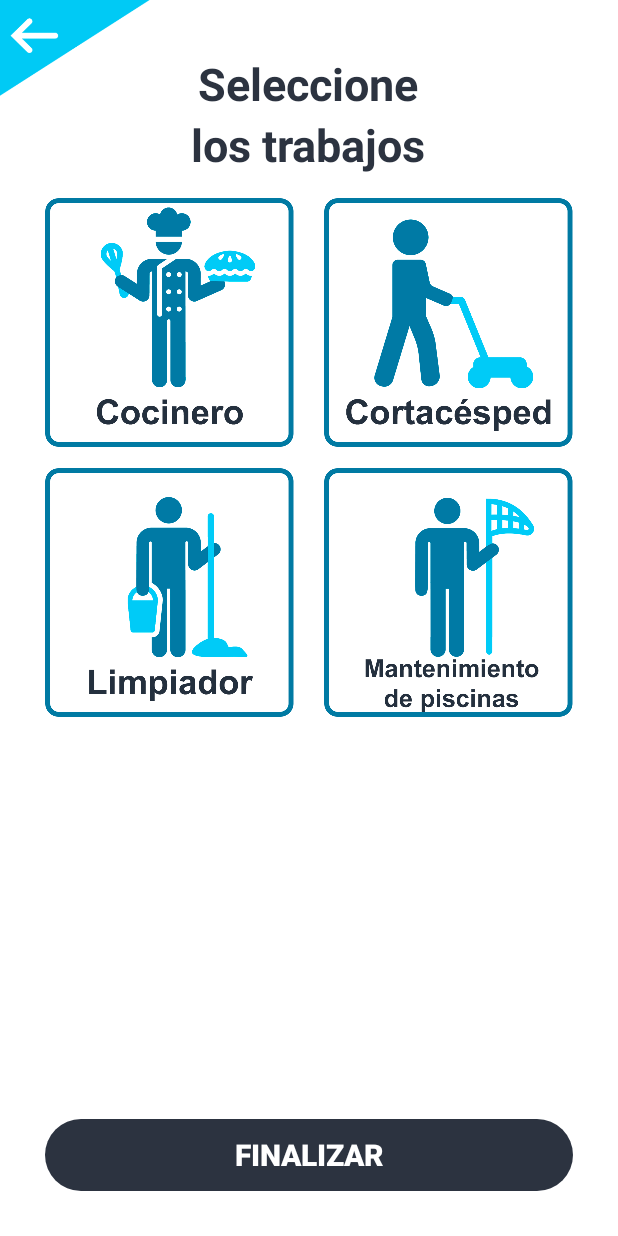
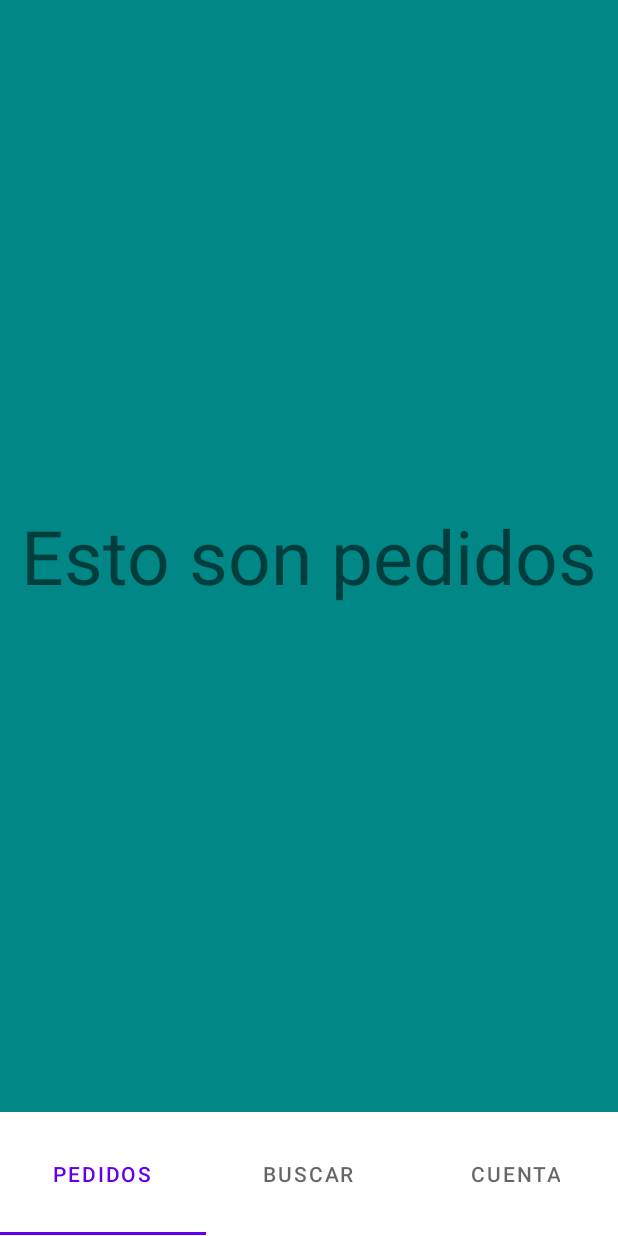
Before and after one commit to IgnacioLF/Wipehouse, an Android app: the screen it shows after launch (Trabajos before the commit, User_MainActivity after it), after a tap on "COMPRAR SERVICIO", on a phone screen of 412 x 824 dp. Run offline under Robolectric (Android 15) with nearby library versions, the phone set to English and light mode, and no system bars; our stand-ins replace Firebase (no records; nobody signed in at launch, a user with empty details on screens opened directly).

Commit message:
-added testpageview with ViewPager2

```diff
--- a/app/build.gradle
+++ b/app/build.gradle
@@ -40,6 +40,7 @@ dependencies {
     implementation 'androidx.constraintlayout:constraintlayout:2.1.3'
     implementation 'com.google.firebase:firebase-firestore-ktx:24.1.1'
     implementation 'com.google.firebase:firebase-storage-ktx:20.0.1'
+    implementation 'androidx.legacy:legacy-support-v4:1.0.0'
     testImplementation 'junit:junit:4.+'
     androidTestImplementation 'androidx.test.ext:junit:1.1.3'
     androidTestImplementation 'androidx.test.espresso:espresso-core:3.4.0'
@@ -58,4 +59,6 @@ dependencies {
     implementation 'com.google.firebase:firebase-storage'
     // FirebaseUI Storage only
     implementation 'com.firebaseui:firebase-ui-storage:7.2.0'
+    //viewpager2
+    implementation "androidx.viewpager2:viewpager2:1.0.0"
 }
--- a/app/src/main/java/com/example/wipehouse/MainActivity.kt
+++ b/app/src/main/java/com/example/wipehouse/MainActivity.kt
@@ -29,7 +29,7 @@ class MainActivity : AppCompatActivity() {
             textViewparte1.setVisibility(View.GONE)
             textViewparte2.setVisibility(View.VISIBLE)
             darkbluebackground.setVisibility(View.GONE)
-            startActivity(Intent(applicationContext,Trabajos::class.java))
+            startActivity(Intent(applicationContext,User_MainActivity::class.java))
         }
         buttonTrabajador.setOnClickListener {
             linearparte1.setVisibility(View.GONE)
--- a/app/src/main/java/com/example/wipehouse/User.kt
+++ /dev/null
@@ -1,4 +0,0 @@
-package com.example.wipehouse
-
-class User (var nombre: String, var apellidos : String,var DNI : String,var provincia : String, var ciudad : String,var direccion : String , var cp : Int , var email : String, var telefono : Int, var contraseña : String){
-}
--- /dev/null
+++ b/app/src/main/java/com/example/wipehouse/User_MainActivity.kt
@@ -0,0 +1,25 @@
+package com.example.wipehouse
+
+import androidx.appcompat.app.AppCompatActivity
+import android.os.Bundle
+import androidx.fragment.app.Fragment
+import androidx.viewpager2.widget.ViewPager2
+
+class User_MainActivity : AppCompatActivity() {
+    override fun onCreate(savedInstanceState: Bundle?) {
+        super.onCreate(savedInstanceState)
+        setContentView(R.layout.activity_user_main)
+        var ViewPager2 = findViewById<ViewPager2>(R.id.viewpager)
+
+
+
+        val fragments: ArrayList<Fragment> = arrayListOf(
+            User_pedidos(),
+            User_buscar(),
+            User_cuenta()
+        )
+        var ViewPagerAdapter = ViewPagerAdapter(fragments,this)
+        ViewPager2.setAdapter(ViewPagerAdapter)
+
+    }
+}
--- /dev/null
+++ b/app/src/main/java/com/example/wipehouse/User_buscar.kt
@@ -0,0 +1,59 @@
+package com.example.wipehouse
+
+import android.os.Bundle
+import androidx.fragment.app.Fragment
+import android.view.LayoutInflater
+import android.view.View
+import android.view.ViewGroup
+
+// TODO: Rename parameter arguments, choose names that match
+// the fragment initialization parameters, e.g. ARG_ITEM_NUMBER
+private const val ARG_PARAM1 = "param1"
+private const val ARG_PARAM2 = "param2"
+
+/**
+ * A simple [Fragment] subclass.
+ * Use the [User_buscar.newInstance] factory method to
+ * create an instance of this fragment.
+ */
+class User_buscar : Fragment() {
+    // TODO: Rename and change types of parameters
+    private var param1: String? = null
+    private var param2: String? = null
+
+    override fun onCreate(savedInstanceState: Bundle?) {
+        super.onCreate(savedInstanceState)
+        arguments?.let {
+            param1 = it.getString(ARG_PARAM1)
+            param2 = it.getString(ARG_PARAM2)
+        }
+    }
+
+    override fun onCreateView(
+        inflater: LayoutInflater, container: ViewGroup?,
+        savedInstanceState: Bundle?
+    ): View? {
+        // Inflate the layout for this fragment
+        return inflater.inflate(R.layout.fragment_user_buscar, container, false)
+    }
+
+    companion object {
+        /**
+         * Use this factory method to create a new instance of
+         * this fragment using the provided parameters.
+         *
+         * @param param1 Parameter 1.
+         * @param param2 Parameter 2.
+         * @return A new instance of fragment User_buscar.
+         */
+        // TODO: Rename and change types and number of parameters
+        @JvmStatic
+        fun newInstance(param1: String, param2: String) =
+            User_buscar().apply {
+                arguments = Bundle().apply {
+                    putString(ARG_PARAM1, param1)
+                    putString(ARG_PARAM2, param2)
+                }
+            }
+    }
+}
--- /dev/null
+++ b/app/src/main/java/com/example/wipehouse/User_cuenta.kt
@@ -0,0 +1,59 @@
+package com.example.wipehouse
+
+import android.os.Bundle
+import androidx.fragment.app.Fragment
+import android.view.LayoutInflater
+import android.view.View
+import android.view.ViewGroup
+
+// TODO: Rename parameter arguments, choose names that match
+// the fragment initialization parameters, e.g. ARG_ITEM_NUMBER
+private const val ARG_PARAM1 = "param1"
+private const val ARG_PARAM2 = "param2"
+
+/**
+ * A simple [Fragment] subclass.
+ * Use the [User_cuenta.newInstance] factory method to
+ * create an instance of this fragment.
+ */
+class User_cuenta : Fragment() {
+    // TODO: Rename and change types of parameters
+    private var param1: String? = null
+    private var param2: String? = null
+
+    override fun onCreate(savedInstanceState: Bundle?) {
+        super.onCreate(savedInstanceState)
+        arguments?.let {
+            param1 = it.getString(ARG_PARAM1)
+            param2 = it.getString(ARG_PARAM2)
+        }
+    }
+
+    override fun onCreateView(
+        inflater: LayoutInflater, container: ViewGroup?,
+        savedInstanceState: Bundle?
+    ): View? {
+        // Inflate the layout for this fragment
+        return inflater.inflate(R.layout.fragment_user_cuenta, container, false)
+    }
+
+    companion object {
+        /**
+         * Use this factory method to create a new instance of
+         * this fragment using the provided parameters.
+         *
+         * @param param1 Parameter 1.
+         * @param param2 Parameter 2.
+         * @return A new instance of fragment User_cuenta.
+         */
+        // TODO: Rename and change types and number of parameters
+        @JvmStatic
+        fun newInstance(param1: String, param2: String) =
+            User_cuenta().apply {
+                arguments = Bundle().apply {
+                    putString(ARG_PARAM1, param1)
+                    putString(ARG_PARAM2, param2)
+                }
+            }
+    }
+}
--- /dev/null
+++ b/app/src/main/java/com/example/wipehouse/User_pedidos.kt
@@ -0,0 +1,59 @@
+package com.example.wipehouse
+
+import android.os.Bundle
+import androidx.fragment.app.Fragment
+import android.view.LayoutInflater
+import android.view.View
+import android.view.ViewGroup
+
+// TODO: Rename parameter arguments, choose names that match
+// the fragment initialization parameters, e.g. ARG_ITEM_NUMBER
+private const val ARG_PARAM1 = "param1"
+private const val ARG_PARAM2 = "param2"
+
+/**
+ * A simple [Fragment] subclass.
+ * Use the [User_pedidos.newInstance] factory method to
+ * create an instance of this fragment.
+ */
+class User_pedidos : Fragment() {
+    // TODO: Rename and change types of parameters
+    private var param1: String? = null
+    private var param2: String? = null
+
+    override fun onCreate(savedInstanceState: Bundle?) {
+        super.onCreate(savedInstanceState)
+        arguments?.let {
+            param1 = it.getString(ARG_PARAM1)
+            param2 = it.getString(ARG_PARAM2)
+        }
+    }
+
+    override fun onCreateView(
+        inflater: LayoutInflater, container: ViewGroup?,
+        savedInstanceState: Bundle?
+    ): View? {
+        // Inflate the layout for this fragment
+        return inflater.inflate(R.layout.fragment_user_pedidos, container, false)
+    }
+
+    companion object {
+        /**
+         * Use this factory method to create a new instance of
+         * this fragment using the provided parameters.
+         *
+         * @param param1 Parameter 1.
+         * @param param2 Parameter 2.
+         * @return A new instance of fragment User_pedidos.
+         */
+        // TODO: Rename and change types and number of parameters
+        @JvmStatic
+        fun newInstance(param1: String, param2: String) =
+            User_pedidos().apply {
+                arguments = Bundle().apply {
+                    putString(ARG_PARAM1, param1)
+                    putString(ARG_PARAM2, param2)
+                }
+            }
+    }
+}
--- /dev/null
+++ b/app/src/main/java/com/example/wipehouse/ViewPagerAdapter.kt
@@ -0,0 +1,15 @@
+package com.example.wipehouse
+
+import androidx.appcompat.app.AppCompatActivity
+import androidx.fragment.app.Fragment
+import androidx.viewpager2.adapter.FragmentStateAdapter
+
+class ViewPagerAdapter(val items: ArrayList<Fragment>,activity: AppCompatActivity): FragmentStateAdapter(activity) {
+    override fun getItemCount(): Int {
+        return items.size
+    }
+
+    override fun createFragment(position: Int): Fragment {
+        return items[position]
+    }
+}
--- /dev/null
+++ b/app/src/main/res/layout/activity_user_main.xml
@@ -0,0 +1,37 @@
+<?xml version="1.0" encoding="utf-8"?>
+<LinearLayout xmlns:android="http://schemas.android.com/apk/res/android"
+    xmlns:app="http://schemas.android.com/apk/res-auto"
+    xmlns:tools="http://schemas.android.com/tools"
+    android:layout_width="match_parent"
+    android:layout_height="match_parent"
+    tools:context=".User_MainActivity"
+    android:orientation="vertical">
+
+    <androidx.viewpager2.widget.ViewPager2
+        android:id="@+id/viewpager"
+        android:layout_width="match_parent"
+        android:layout_height="0dp"
+        android:layout_weight="0.9"/>
+
+    <com.google.android.material.tabs.TabLayout
+        android:id="@+id/tablayout"
+        android:layout_width="match_parent"
+        android:layout_height="0dp"
+        android:layout_weight="0.1">
+
+        <com.google.android.material.tabs.TabItem
+            android:layout_width="wrap_content"
+            android:layout_height="wrap_content"
+            android:text="Pedidos" />
+
+        <com.google.android.material.tabs.TabItem
+            android:layout_width="wrap_content"
+            android:layout_height="wrap_content"
+            android:text="Buscar" />
+
+        <com.google.android.material.tabs.TabItem
+            android:layout_width="wrap_content"
+            android:layout_height="wrap_content"
+            android:text="Cuenta" />
+    </com.google.android.material.tabs.TabLayout>
+</LinearLayout>
--- /dev/null
+++ b/app/src/main/res/layout/fragment_user_pedidos.xml
@@ -0,0 +1,17 @@
+<?xml version="1.0" encoding="utf-8"?>
+<FrameLayout xmlns:android="http://schemas.android.com/apk/res/android"
+    xmlns:tools="http://schemas.android.com/tools"
+    android:layout_width="match_parent"
+    android:layout_height="match_parent"
+    tools:context=".User_pedidos"
+    android:background="@color/teal_700">
+
+    <!-- TODO: Update blank fragment layout -->
+    <TextView
+        android:layout_width="match_parent"
+        android:layout_height="match_parent"
+        android:gravity="center"
+        android:textSize="50sp"
+        android:text="Esto son pedidos" />
+
+</FrameLayout>
--- a/app/src/main/res/values/strings.xml
+++ b/app/src/main/res/values/strings.xml
@@ -1,3 +1,5 @@
 <resources>
     <string name="app_name">Wipehouse</string>
+    <!-- TODO: Remove or change this placeholder text -->
+    <string name="hello_blank_fragment">Hello blank fragment</string>
 </resources>
```
Also changed, not shown: app/src/main/AndroidManifest.xml (+5 -4 lines), app/src/main/res/layout/fragment_user_buscar.xml (added, +17 -0 lines), app/src/main/res/layout/fragment_user_cuenta.xml (added, +18 -0 lines).
